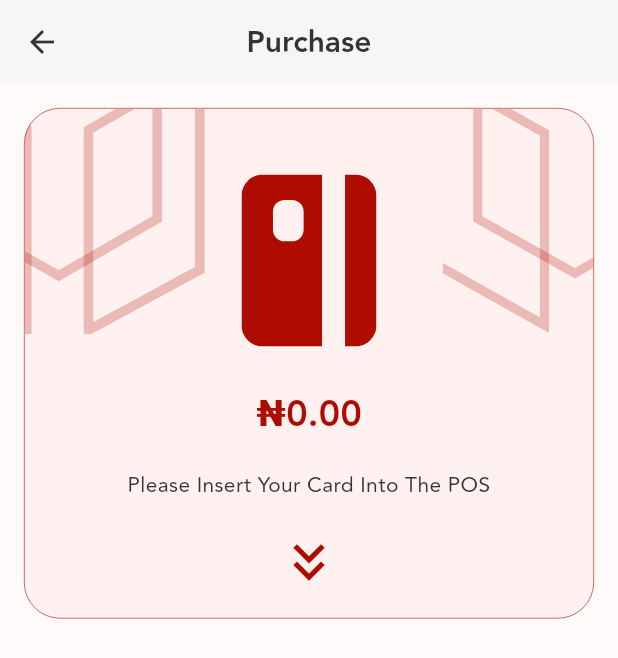
After one commit to cbi-ltd/fuel-flow, a Flutter app: the InsertCardScreen screen opened by its route, on a phone screen of 412 x 824 dp. The commit adds this screen. Shown: the top 658 px of the screen. Run offline on Flutter 3.47's test engine with Material 3 defaults, Android fonts, the phone set to English and light mode, and no system bars; our stand-ins replace dio, flutter_svg, get, go_router, pin_code_fields.

Commit message:
feat: add insert card screen and update routes

```diff
--- a/lib/app/routes/app_pages.dart
+++ b/lib/app/routes/app_pages.dart
@@ -1,12 +1,14 @@
 import 'package:flutter/material.dart';
 import 'package:fuel_flow/controllers/close_shift_controller.dart';
 import 'package:fuel_flow/controllers/fuel_purchase_controller.dart';
+import 'package:fuel_flow/controllers/insert_card_controller.dart';
 import 'package:fuel_flow/controllers/insert_pin_controller.dart';
 import 'package:fuel_flow/controllers/payment_method_controller.dart';
 import 'package:fuel_flow/controllers/purchase_controller.dart';
 import 'package:fuel_flow/controllers/start_shift_controller.dart';
 import 'package:fuel_flow/screens/close_shift/close_shift_screen.dart';
 import 'package:fuel_flow/screens/fuel_purchase/fuel_purchase_screen.dart';
+import 'package:fuel_flow/screens/insert_card/insert_card_screen.dart';
 import 'package:fuel_flow/screens/insert_pin/insert_pin_screen.dart';
 import 'package:fuel_flow/screens/payment_method/payment_method_screen.dart';
 import 'package:fuel_flow/screens/purchase/purchase_screen.dart';
@@ -45,7 +47,7 @@ final GoRouter router = GoRouter(
     GoRoute(
       path: '/fuel-purchase',
       builder: (BuildContext context, GoRouterState state) {
-        Get.lazyPut(() => FuelPurchaseController());
+        Get.put(FuelPurchaseController());
 
         return const FuelPurchaseScreen();
       },
@@ -70,6 +72,15 @@ final GoRouter router = GoRouter(
     ),
 
     GoRoute(
+      path: '/insert-card',
+      builder: (BuildContext context, GoRouterState state) {
+        Get.lazyPut(() => InsertCardController());
+
+        return const InsertCardScreen();
+      },
+    ),
+
+    GoRoute(
       path: '/close-shift',
       builder: (BuildContext context, GoRouterState state) {
         Get.lazyPut(() => CloseShiftController());
--- a/lib/app/routes/app_routes.dart
+++ b/lib/app/routes/app_routes.dart
@@ -7,4 +7,5 @@ class AppRoutes {
   static const String paymentMethod = '/payment-method';
   static const String insertPin = '/insert-pin';
   static const String purchase = '/purchase';
+  static const String transferIn = '/transfer-in';
 }
--- a/lib/controllers/close_shift_controller.dart
+++ b/lib/controllers/close_shift_controller.dart
@@ -53,7 +53,7 @@ class CloseShiftController extends GetxController {
         .parse(litrePriceController.text)
         .toDouble();
 
-    if ((totalLitres ?? 0) == 0) {
+    if ((totalLitres) == 0) {
       totalRevenue.value = 0;
     }
 
--- a/lib/controllers/fuel_purchase_controller.dart
+++ b/lib/controllers/fuel_purchase_controller.dart
@@ -17,6 +17,21 @@ class FuelPurchaseController extends GetxController {
     super.onInit();
     // Add listener to automatically calculate total amount when litres are typed
     litreToDispenseController.addListener(_calculateTotal);
+    amountController.addListener(_syncAmountToTotal);
+  }
+
+  void _syncAmountToTotal() {
+    final amountText = amountController.text;
+
+    if (amountText.isEmpty) {
+      if (litreToDispenseController.text.isEmpty) {
+        totalAmount.value = 0;
+      }
+      return;
+    }
+
+    final amount = int.tryParse(amountText) ?? 0;
+    totalAmount.value = amount;
   }
 
   void _calculateTotal() {
--- /dev/null
+++ b/lib/controllers/insert_card_controller.dart
@@ -0,0 +1,3 @@
+import 'package:get/get.dart';
+
+class InsertCardController extends GetxController {}
--- a/lib/controllers/splash_controller.dart
+++ b/lib/controllers/splash_controller.dart
@@ -1,4 +1,4 @@
-import 'package:device_info_plus/device_info_plus.dart';
+// import 'package:device_info_plus/device_info_plus.dart';
 import 'package:get/get.dart';
 import 'package:go_router/go_router.dart';
 
@@ -21,8 +21,8 @@ class SplashController extends GetxController {
 
   Future<void> _getTerminalSerial() async {
     try {
-      final deviceInfo = DeviceInfoPlugin();
-      final androidInfo = await deviceInfo.androidInfo;
+      // final deviceInfo = DeviceInfoPlugin();
+      // final androidInfo = await deviceInfo.androidInfo;
       // final serial = androidInfo.serialNumber.isNotEmpty
       //     ? androidInfo.serialNumber
       //     : androidInfo.id;
--- a/lib/screens/fuel_purchase/fuel_purchase_screen.dart
+++ b/lib/screens/fuel_purchase/fuel_purchase_screen.dart
@@ -10,8 +10,6 @@ import 'package:go_router/go_router.dart';
 import 'package:intl/intl.dart';
 
 class FuelPurchaseScreen extends GetView<FuelPurchaseController> {
-  // final DateTime localTime = DateTime.now();
-
   const FuelPurchaseScreen({super.key});
 
   @override
@@ -45,7 +43,7 @@ class FuelPurchaseScreen extends GetView<FuelPurchaseController> {
                       10.0,
                     ), // Optional: rounded corners
                   ),
-                  color: AppColors.card,
+                  color: AppColors.surface,
                   child: Padding(
                     padding: const EdgeInsets.all(8.0),
                     child: Column(
@@ -111,7 +109,7 @@ class FuelPurchaseScreen extends GetView<FuelPurchaseController> {
                                 mainAxisAlignment: MainAxisAlignment.center,
                                 children: [
                                   Icon(
-                                    Icons.heat_pump,
+                                    Icons.local_gas_station,
                                     color: AppColors.primary,
                                   ),
                                   Text(
@@ -187,7 +185,7 @@ class FuelPurchaseScreen extends GetView<FuelPurchaseController> {
                     side: BorderSide(color: AppColors.cardBorder),
                     borderRadius: BorderRadius.circular(10.0),
                   ),
-                  color: AppColors.card,
+                  color: AppColors.surface,
                   child: Padding(
                     padding: EdgeInsets.all(8.0),
                     child: SizedBox(
--- /dev/null
+++ b/lib/screens/insert_card/insert_card_screen.dart
@@ -0,0 +1,116 @@
+import 'package:flutter/material.dart';
+import 'package:flutter_svg/flutter_svg.dart';
+import 'package:fuel_flow/app/routes/app_routes.dart';
+import 'package:fuel_flow/controllers/fuel_purchase_controller.dart';
+import 'package:fuel_flow/core/theme/app_theme.dart';
+import 'package:fuel_flow/core/utils/formatters.dart';
+import 'package:get/get.dart';
+import 'package:go_router/go_router.dart';
+
+class InsertCardScreen extends StatelessWidget {
+  const InsertCardScreen({super.key});
+
+  @override
+  Widget build(BuildContext context) {
+    final fuelPurchaseController = Get.find<FuelPurchaseController>();
+
+    return Scaffold(
+      appBar: AppBar(
+        title: Text('Purchase'),
+        leading: BackButton(
+          onPressed: () {
+            context.go(AppRoutes.purchase);
+          },
+        ),
+      ),
+      body: SingleChildScrollView(
+        child: Center(
+          child: Padding(
+            padding: const EdgeInsets.all(16),
+            child: Container(
+              decoration: BoxDecoration(
+                color: AppColors.primaryLight,
+                borderRadius: BorderRadius.circular(24),
+                border: Border.all(color: AppColors.primary, width: 0.4),
+              ),
+
+              clipBehavior: Clip.hardEdge,
+
+              child: Stack(
+                children: [
+                  Positioned(
+                    left: 0,
+                    top: 0,
+                    child: SvgPicture.asset(
+                      'assets/icons/left-pattern.svg',
+                      width: 120,
+                      height: 150,
+                      fit: BoxFit.cover,
+                    ),
+                  ),
+
+                  Positioned(
+                    right: 0,
+                    top: 0,
+                    child: SvgPicture.asset(
+                      'assets/icons/right-pattern.svg',
+                      width: 100,
+                      height: 150,
+                      fit: BoxFit.cover,
+                    ),
+                  ),
+
+                  SizedBox(
+                    width: double.infinity,
+                    child: Padding(
+                      padding: const EdgeInsets.symmetric(vertical: 16),
+                      child: Column(
+                        mainAxisSize: MainAxisSize.min,
+                        children: [
+                          const SizedBox(height: 28),
+
+                          SvgPicture.asset('assets/icons/card.svg', width: 90),
+
+                          const SizedBox(height: 28),
+
+                          Obx(
+                            () => Text(
+                              Formatters.formatAmount.format(
+                                fuelPurchaseController.totalAmount.value,
+                              ),
+                              style: const TextStyle(
+                                color: AppColors.primary,
+                                fontSize: 24,
+                                fontWeight: FontWeight.w800,
+                              ),
+                            ),
+                          ),
+
+                          const SizedBox(height: 20),
+
+                          const Text(
+                            "Please Insert Your Card Into The POS",
+                            textAlign: TextAlign.center,
+                            style: TextStyle(color: AppColors.textSecondary),
+                          ),
+
+                          const SizedBox(height: 20),
+
+                          const Icon(
+                            Icons.keyboard_double_arrow_down,
+                            color: AppColors.primary,
+                            size: 42,
+                          ),
+                        ],
+                      ),
+                    ),
+                  ),
+                ],
+              ),
+            ),
+          ),
+        ),
+      ),
+    );
+  }
+}
--- a/lib/screens/insert_pin/insert_pin_screen.dart
+++ b/lib/screens/insert_pin/insert_pin_screen.dart
@@ -40,7 +40,9 @@ class InsertPinScreen extends GetView<InsertPinController> {
               onChanged: controller.onPinChanged,
               onCompleted: controller.onPinCompleted,
             ),
+
             const SizedBox(height: 24),
+
             const Row(
               mainAxisAlignment: MainAxisAlignment.center,
               spacing: 4.0, // horizontal gap between chips
@@ -55,7 +57,9 @@ class InsertPinScreen extends GetView<InsertPinController> {
                 ),
               ],
             ),
+
             const SizedBox(height: 24),
+
             PrimaryButton(
               text: 'Proceed',
               icon: Icons.arrow_forward,
```
Also changed, not shown: assets/icons/card.svg (added), assets/icons/left-pattern.svg (added), assets/icons/right-pattern.svg (added).
